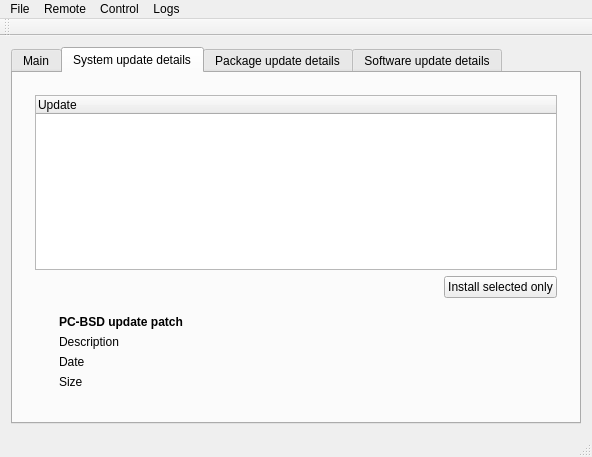
The window that src-qt4/pc-updatecenter/mainwindow.ui (trueos/pcbsd) describes before a commit, drawn with Qt 5.
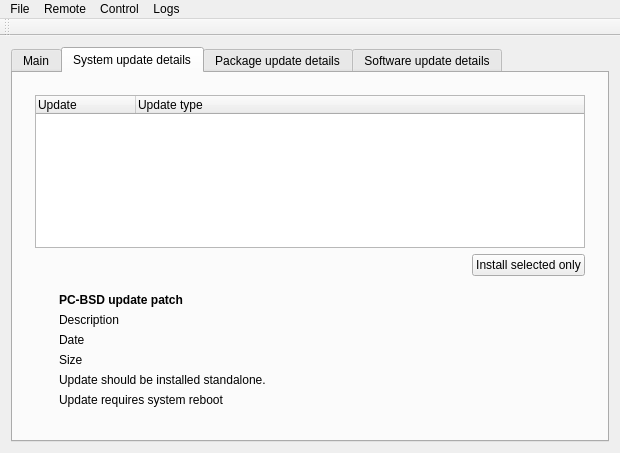
The same window after the commit. The open tabs and pages were chosen to show the change. Icons and pictures are not drawn. Custom widgets are drawn as their Qt base class.

What changed in the file:
```diff
--- a/src-qt4/pc-updatecenter/mainwindow.ui
+++ b/src-qt4/pc-updatecenter/mainwindow.ui
@@ -6,8 +6,8 @@
    <rect>
     <x>0</x>
     <y>0</y>
-    <width>592</width>
-    <height>457</height>
+    <width>620</width>
+    <height>453</height>
    </rect>
   </property>
   <property name="windowTitle">
@@ -254,6 +254,11 @@
                 <string>Update</string>
                </property>
               </column>
+              <column>
+               <property name="text">
+                <string>Update type</string>
+               </property>
+              </column>
              </widget>
             </item>
             <item>
@@ -358,6 +363,20 @@
                     </item>
                    </layout>
                   </item>
+                  <item>
+                   <widget class="QLabel" name="sysPatchStandalone">
+                    <property name="text">
+                     <string>Update should be installed standalone. </string>
+                    </property>
+                   </widget>
+                  </item>
+                  <item>
+                   <widget class="QLabel" name="sysPatchRebootRequired">
+                    <property name="text">
+                     <string>Update requires system reboot</string>
+                    </property>
+                   </widget>
+                  </item>
                  </layout>
                 </item>
                 <item>
@@ -729,8 +748,8 @@
     <rect>
      <x>0</x>
      <y>0</y>
-     <width>592</width>
-     <height>21</height>
+     <width>620</width>
+     <height>22</height>
     </rect>
    </property>
    <widget class="QMenu" name="menuFile">
@@ -774,7 +793,6 @@
     <bool>false</bool>
    </attribute>
   </widget>
-  <widget class="QStatusBar" name="statusBar"/>
   <action name="actionLast_system_update_log">
    <property name="text">
     <string>Last system update log</string>
```
Left out of the diff: 6 changed lines with no effect on the pictures.
